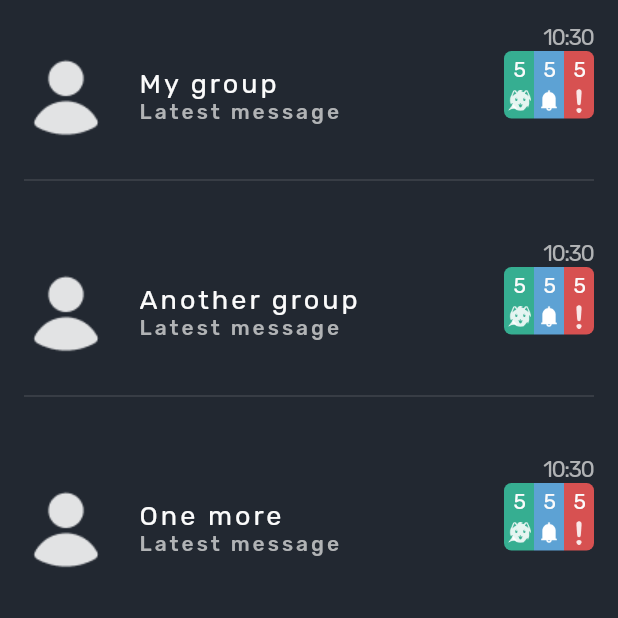
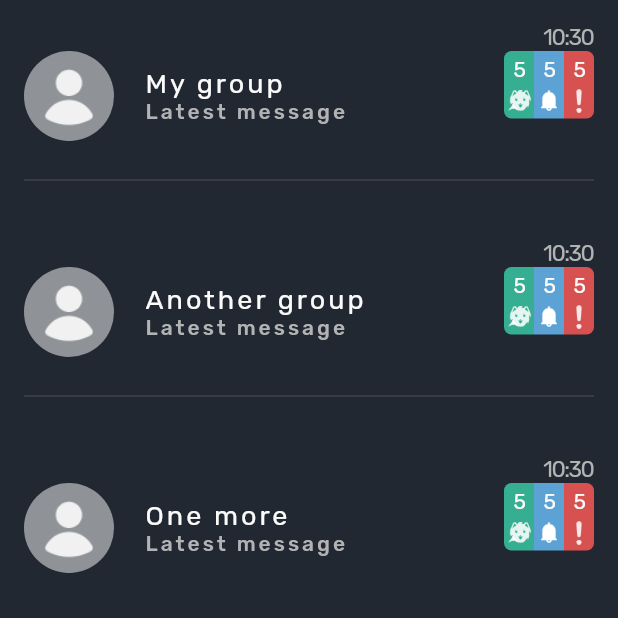
Before and after one commit to KevinSpek/ChatApp, a Flutter app: the HomeGroups screen opened directly, on a phone screen of 412 x 824 dp, the top half of it. Run offline on Flutter 3.47's test engine with Material 2 defaults, Android fonts, the phone set to English and light mode, and no system bars; our stand-ins replace country_code_picker, get, google_fonts, pin_code_fields.

Commit message:
Laid solid blocks for implmenting different channel views inside group view. create news channel view.

```diff
--- a/lib/constants.dart
+++ b/lib/constants.dart
@@ -6,4 +6,5 @@ const kSideMenuWidth = 300.0;
 const kNavigationRailWidth = 72.0;
 
 const kPadding = 32.0;
-const buttonHeight = 48.0;
+const kButtonHeight = 48.0;
+const double kRadius = 10;
--- /dev/null
+++ b/lib/controller/group_controller.dart
@@ -0,0 +1,6 @@
+import 'package:get/get.dart';
+import 'package:groupidy/model/group.dart';
+
+class GroupController extends GetxController {
+
+}
--- a/lib/model/channels/channel.dart
+++ b/lib/model/channels/channel.dart
@@ -1,7 +1,10 @@
-class Channel {
+import 'package:groupidy/model/channels/channel_type.dart';
+
+abstract class Channel {
   final String pid;
   final String name;
 
+  ChannelType chanType;
   String iconText = '';
   String imgPath = '';
   DateTime lastUpdated = DateTime.now();
@@ -11,5 +14,6 @@ class Channel {
   Channel({
     required this.pid,
     required this.name,
+    required this.chanType,
   });
 }
--- /dev/null
+++ b/lib/model/channels/channel_type.dart
@@ -0,0 +1 @@
+enum ChannelType { news, forum, groupChat }
--- a/lib/model/channels/news.dart
+++ b/lib/model/channels/news.dart
@@ -1,8 +1,13 @@
 import 'package:groupidy/model/channels/channel.dart';
+import 'package:groupidy/model/channels/channel_type.dart';
 import 'package:groupidy/model/message.dart';
 
 class News extends Channel {
-  List<Message> messages = [];
+  List<Message> messages;
 
-  News({pid, name}) : super(pid: pid, name: name);
+  News({pid, name, required this.messages}) : super(pid: pid, name: name, chanType: ChannelType.news);
+
+  void addMessages(List<Message> newMessages) {
+    messages = messages + newMessages;
+  }
 }
--- a/lib/model/group.dart
+++ b/lib/model/group.dart
@@ -1,3 +1,5 @@
+import 'package:groupidy/model/channels/channel.dart';
+
 class Group {
   final String gid;
   final String name;
@@ -6,6 +8,7 @@ class Group {
   final String ownerUid;
   DateTime lastUpdated;
   List<String> uids;
+  List<String> pids;
 
   Group({
     required this.gid,
@@ -15,5 +18,6 @@ class Group {
     required this.ownerUid,
     required this.lastUpdated,
     required this.uids,
+    required this.pids
   });
 }
--- a/lib/view/components/button.dart
+++ b/lib/view/components/button.dart
@@ -19,7 +19,7 @@ class Button extends StatelessWidget {
   Widget build(BuildContext context) {
     return Container(
       width: width,
-      height: buttonHeight,
+      height: kButtonHeight,
       child: TextButton(
         onPressed: onPressed,
         child: Text(text, style: kBodyLarge.copyWith(color: Colors.white)),
--- /dev/null
+++ b/lib/view/components/item_image.dart
@@ -0,0 +1,37 @@
+import 'package:flutter/material.dart';
+import 'package:groupidy/colors.dart';
+import 'package:groupidy/constants.dart';
+
+class ItemImage extends StatelessWidget {
+  const ItemImage({
+    Key? key,
+    this.image,
+  }) : super(key: key);
+  final String? image;
+  final double size = 60;
+  @override
+  Widget build(BuildContext context) {
+    return Container(
+      width: size,
+      height: size,
+      child: Stack(
+        alignment: Alignment.center,
+        children: [
+          Container(
+            decoration: BoxDecoration(
+              shape: BoxShape.circle,
+              color: kWhite.withOpacity(0.5),
+            ),
+          ),
+          LayoutBuilder(builder: (context, constraints) {
+            return Container(
+              width: constraints.maxWidth * 0.7,
+              height: constraints.maxHeight * 0.7,
+              child: Image.asset(image == null ? 'images/user_placeholder.png' : image!),
+            );
+          }) // TODO: change to group image!
+        ],
+      ),
+    );
+  }
+}
--- a/lib/view/components/message_bubble.dart
+++ b/lib/view/components/message_bubble.dart
@@ -2,8 +2,8 @@ import 'package:flutter/material.dart';
 import 'package:groupidy/colors.dart';
 import 'package:groupidy/typography.dart';
 
-class Message extends StatelessWidget {
-  const Message({
+class MessageBubble extends StatelessWidget {
+  const MessageBubble({
     Key? key,
     required this.msg,
     required this.senderName,
@@ -25,6 +25,7 @@ class Message extends StatelessWidget {
   @override
   Widget build(BuildContext context) {
     return Container(
+      width: double.infinity,
       child: Column(
         crossAxisAlignment: isMyMessage ? CrossAxisAlignment.end : CrossAxisAlignment.start,
         children: [
--- a/lib/view/group_view/group_layout.dart
+++ b/lib/view/group_view/group_layout.dart
@@ -1,4 +1,5 @@
 import 'package:flutter/material.dart';
+import 'package:groupidy/dummy_data.dart';
 import 'package:groupidy/responsive/responsive_layout.dart';
 import 'package:groupidy/view/group_view/group_screen_desktop.dart';
 
@@ -7,6 +8,6 @@ class GroupLayout extends StatelessWidget {
 
   @override
   Widget build(BuildContext context) {
-    return ResponsiveLayout(mobile: GroupScreenDesktop());
+    return ResponsiveLayout(mobile: GroupScreenDesktop(group: dGroups[0], currChannel: pidNews,));
   }
 }
--- a/lib/view/home_views/group_list_item.dart
+++ b/lib/view/home_views/group_list_item.dart
@@ -4,6 +4,7 @@ import 'package:groupidy/model/group.dart';
 import 'package:groupidy/model/notification_message.dart';
 import 'package:groupidy/typography.dart';
 import 'package:groupidy/utils.dart';
+import 'package:groupidy/view/components/item_image.dart';
 import 'package:groupidy/view/notification_views/notification_item.dart';
 import 'package:groupidy/view/notification_views/notification_side.dart';
 
@@ -32,15 +33,7 @@ class GroupListItem extends StatelessWidget {
       child: Row(
         crossAxisAlignment: CrossAxisAlignment.center,
         children: [
-          Stack(
-            alignment: Alignment.center,
-            children: [
-              Container(
-                color: kSecondaryBubble,
-              ),
-              Image.asset('images/user_placeholder.png') // TODO: change to group image!
-            ],
-          ),
+          ItemImage(),
           SizedBox(
             width: 20,
           ),
```
Also changed, not shown: lib/dummy_data.dart (+12 -18 lines), lib/view/channel_view/news_channel.dart (added, +52 -0 lines), lib/view/group_view/channel_presentor.dart (added, +27 -0 lines), lib/view/group_view/group_screen_desktop.dart (+61 -5 lines), 1 other file.
